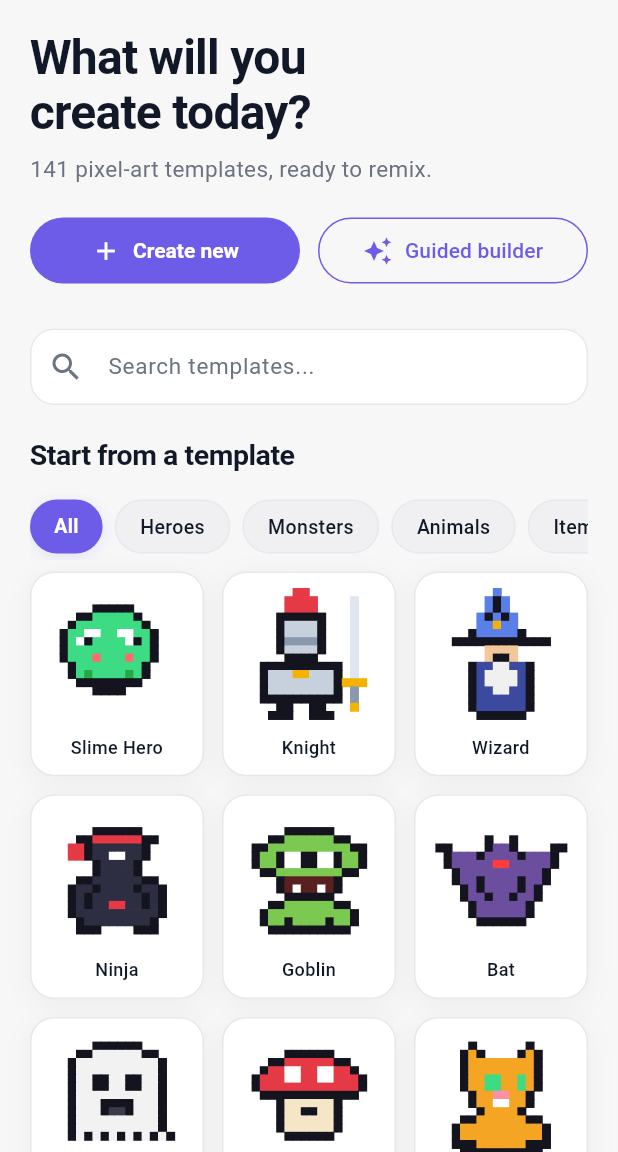
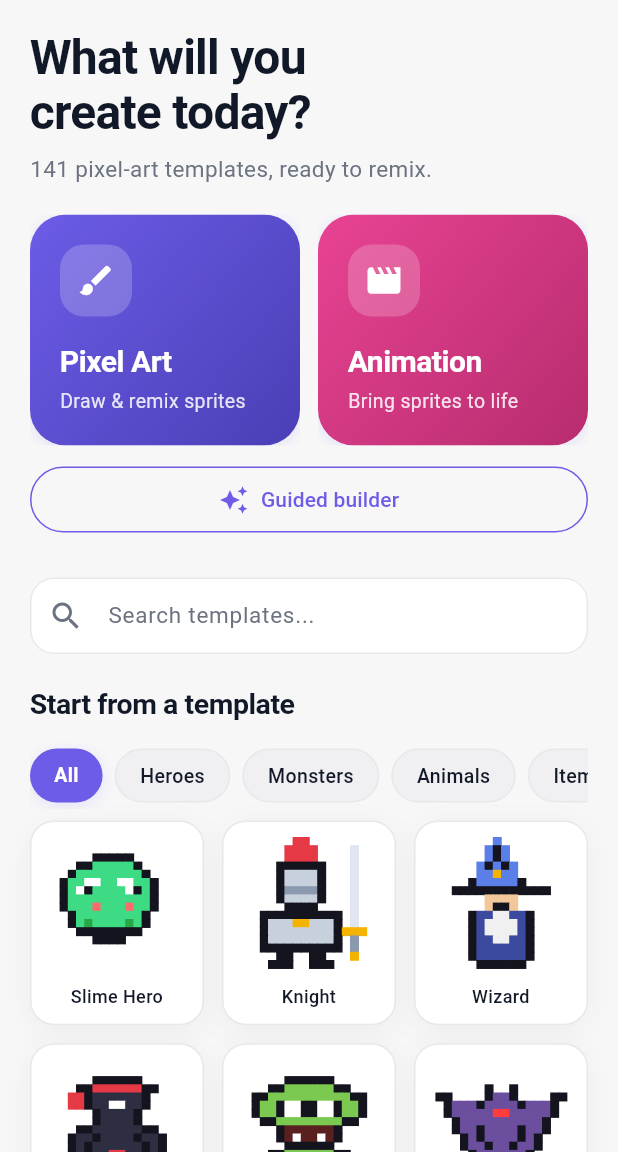
Before and after one commit to mutationgamesdev-beep/Mutapixel, a Flutter app: the screen it shows after launch, on a phone screen of 412 x 824 dp, the part 84-1236 px from its top. Run offline on Flutter 3.47's test engine with Material 3 defaults, Android fonts, the light colour scheme and no system bars; our stand-ins replace share_plus, shared_preferences, web; missing offline and left inert: dart:js_interop, gal.

Commit message:
Layers + animation studio: lib/screens/home_screen.dart

```diff
--- a/lib/screens/home_screen.dart
+++ b/lib/screens/home_screen.dart
@@ -5,6 +5,7 @@ import '../models/sprite_frame.dart';
 import '../theme/mutapixel_theme.dart';
 import '../theme/theme_controller.dart';
 import '../widgets/template_preview.dart';
+import 'animation_screen.dart';
 import 'editor_screen.dart';
 import 'guided_builder.dart';
 
@@ -61,6 +62,13 @@ class _HomeScreenState extends State<HomeScreen> {
       MaterialPageRoute(
         builder: (_) => EditorScreen(initialFrame: frame),
       ),
+    );
+  }
+
+  void _openAnimation() {
+    Navigator.of(context).push(
+      MaterialPageRoute(
+          builder: (_) => const AnimationScreen()),
     );
   }
 
@@ -131,18 +139,38 @@ class _HomeScreenState extends State<HomeScreen> {
               ),
             ),
             const SizedBox(height: 20),
+            // Two big entry cards: pixel art + animation.
             Row(
               children: [
                 Expanded(
-                  child: FilledButton.icon(
-                    onPressed: _showSizePicker,
-                    icon: const Icon(Icons.add, size: 20),
-                    label: const Text('Create new'),
+                  child: _bigCard(
+                    title: 'Pixel Art',
+                    subtitle: 'Draw & remix sprites',
+                    icon: Icons.brush,
+                    gradient: const [
+                      Color(0xFF6C5CE7),
+                      Color(0xFF4A3FB5),
+                    ],
+                    onTap: _showSizePicker,
                   ),
                 ),
                 const SizedBox(width: 12),
                 Expanded(
-                  child: OutlinedButton.icon(
+                  child: _bigCard(
+                    title: 'Animation',
+                    subtitle: 'Bring sprites to life',
+                    icon: Icons.movie,
+                    gradient: const [
+                      Color(0xFFE84393),
+                      Color(0xFFB72C6E),
+                    ],
+                    onTap: _openAnimation,
+                  ),
+                ),
+              ],
+            ),
+            const SizedBox(height: 12),
+            OutlinedButton.icon(
               onPressed: _openGuidedBuilder,
               icon: const Icon(Icons.auto_awesome,
                   size: 20),
@@ -159,9 +187,6 @@ class _HomeScreenState extends State<HomeScreen> {
                 padding: const EdgeInsets.symmetric(
                     horizontal: 20, vertical: 12),
               ),
-                  ),
-                ),
-              ],
             ),
             const SizedBox(height: 28),
             // Search.
@@ -221,6 +246,70 @@ class _HomeScreenState extends State<HomeScreen> {
             const SizedBox(height: 8),
             _templateGrid(),
           ],
+        ),
+      ),
+    );
+  }
+
+  /// A big gradient entry card (Pixel Art / Animation).
+  Widget _bigCard({
+    required String title,
+    required String subtitle,
+    required IconData icon,
+    required List<Color> gradient,
+    required VoidCallback onTap,
+  }) {
+    return Material(
+      color: Colors.transparent,
+      child: InkWell(
+        borderRadius: BorderRadius.circular(24),
+        onTap: onTap,
+        child: Ink(
+          padding: const EdgeInsets.all(20),
+          decoration: BoxDecoration(
+            gradient: LinearGradient(
+              colors: gradient,
+              begin: Alignment.topLeft,
+              end: Alignment.bottomRight,
+            ),
+            borderRadius: BorderRadius.circular(24),
+            boxShadow: MutapixelTheme.pillShadow,
+          ),
+          child: Column(
+            crossAxisAlignment: CrossAxisAlignment.start,
+            children: [
+              Container(
+                width: 48,
+                height: 48,
+                decoration: BoxDecoration(
+                  color:
+                      Colors.white.withValues(alpha: 0.2),
+                  borderRadius: BorderRadius.circular(16),
+                ),
+                child: Icon(icon,
+                    size: 26, color: Colors.white),
+              ),
+              const SizedBox(height: 16),
+              Text(
+                title,
+                style: const TextStyle(
+                  fontSize: 20,
+                  fontWeight: FontWeight.w700,
+                  letterSpacing: -0.3,
+                  color: Colors.white,
+                ),
+              ),
+              const SizedBox(height: 2),
+              Text(
+                subtitle,
+                style: TextStyle(
+                  fontSize: 13,
+                  color: Colors.white
+                      .withValues(alpha: 0.85),
+                ),
+              ),
+            ],
+          ),
         ),
       ),
     );
```
Lines whose indentation alone changed are shown as unchanged.
